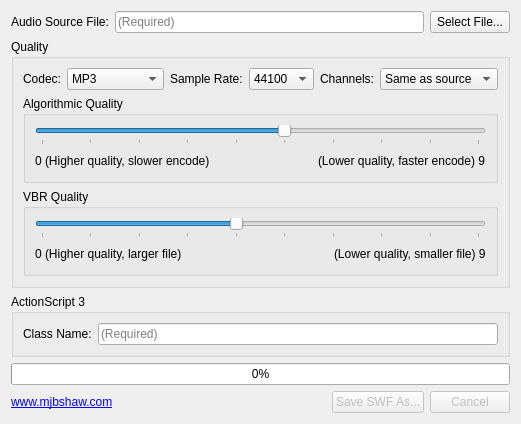
mjbshaw/SWF-MP3-Looper, file SWF-MP3-Looper/SwfMp3Looper.ui: the form before one commit.
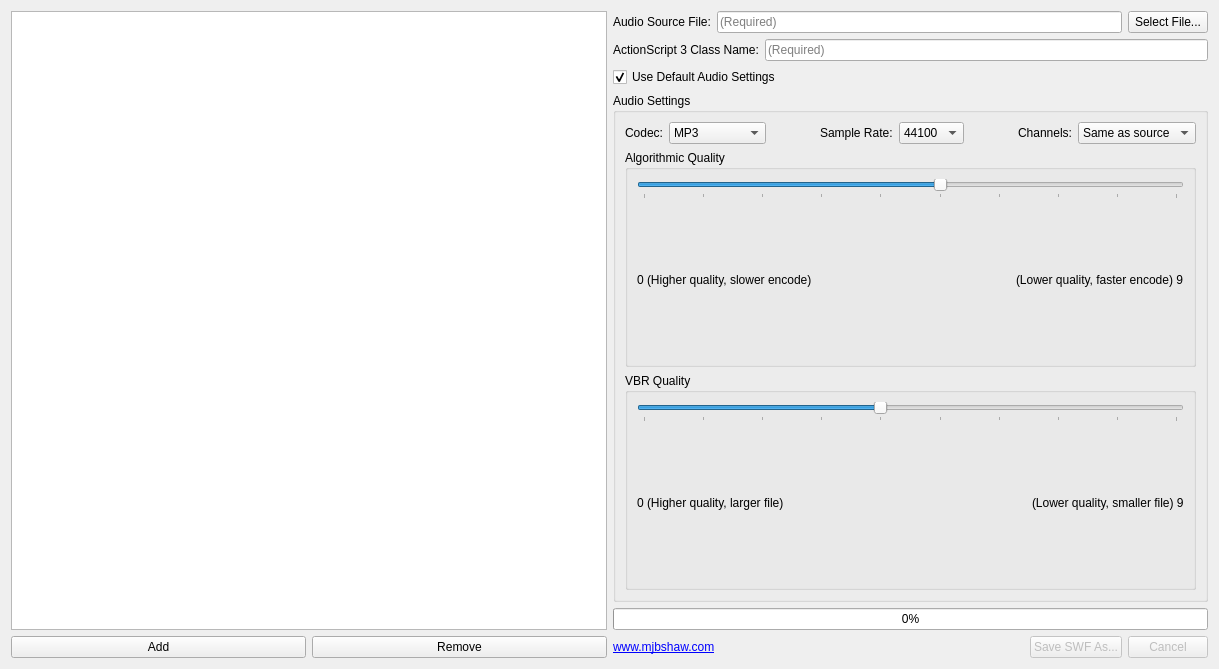
The form after the commit.

Commit message: Setup new UI for multiple source files

The edit to the form file:
```diff
--- a/SWF-MP3-Looper/SwfMp3Looper.ui
+++ b/SWF-MP3-Looper/SwfMp3Looper.ui
@@ -6,13 +6,40 @@
    <rect>
     <x>0</x>
     <y>0</y>
-    <width>474</width>
-    <height>405</height>
+    <width>1219</width>
+    <height>669</height>
    </rect>
   </property>
   <property name="windowTitle">
    <string>Create a looped MP3 in a SWF</string>
   </property>
+  <layout class="QHBoxLayout" name="verticalLayout_999">
+   <item>
+    <layout class="QVBoxLayout" name="verticalLayout_199">
+     <item>
+      <widget class="QListView" name="listView"/>
+     </item>
+     <item>
+      <layout class="QHBoxLayout" name="verticalLayout_799">
+       <item>
+        <widget class="QPushButton" name="pushButton">
+         <property name="text">
+          <string>Add</string>
+         </property>
+        </widget>
+       </item>
+       <item>
+        <widget class="QPushButton" name="pushButton_2">
+         <property name="text">
+          <string>Remove</string>
+         </property>
+        </widget>
+       </item>
+      </layout>
+     </item>
+    </layout>
+   </item>
+   <item>
   <layout class="QVBoxLayout" name="verticalLayout_3">
    <item>
     <layout class="QHBoxLayout" name="horizontalLayout1">
@@ -40,9 +67,37 @@
     </layout>
    </item>
    <item>
-    <widget class="QGroupBox" name="qualityGroupBox">
+      <layout class="QHBoxLayout" name="horizontalLayout_4">
+       <item>
+        <widget class="QLabel" name="labelClassName">
+         <property name="text">
+          <string>ActionScript 3 Class Name:</string>
+         </property>
+        </widget>
+       </item>
+       <item>
+        <widget class="QLineEdit" name="classNameLineEdit">
+         <property name="placeholderText">
+          <string>(Required)</string>
+         </property>
+        </widget>
+       </item>
+      </layout>
+     </item>
+     <item>
+      <widget class="QCheckBox" name="checkBox">
+       <property name="text">
+        <string>Use Default Audio Settings</string>
+       </property>
+       <property name="checked">
+        <bool>true</bool>
+       </property>
+      </widget>
+     </item>
+     <item>
+      <widget class="QGroupBox" name="audioSettingsGroupBox">
      <property name="title">
-      <string>Quality</string>
+        <string>Audio Settings</string>
      </property>
      <layout class="QVBoxLayout" name="verticalLayout">
       <item>
@@ -266,37 +321,6 @@
      </layout>
     </widget>
    </item>
-   <item>
-    <widget class="QGroupBox" name="actionScriptGroupBox">
-     <property name="title">
-      <string>ActionScript 3</string>
-     </property>
-     <layout class="QHBoxLayout" name="horizontalLayout_4">
-      <item>
-       <layout class="QVBoxLayout" name="verticalLayout1">
-        <item>
-         <widget class="QLabel" name="labelClassName">
-          <property name="text">
-           <string>Class Name:</string>
-          </property>
-         </widget>
-        </item>
-       </layout>
-      </item>
-      <item>
-       <layout class="QVBoxLayout" name="verticalLayout2">
-        <item>
-         <widget class="QLineEdit" name="classNameLineEdit">
-          <property name="placeholderText">
-           <string>(Required)</string>
-          </property>
-         </widget>
-        </item>
-       </layout>
-      </item>
-     </layout>
-    </widget>
-   </item>
    <item>
     <widget class="QProgressBar" name="progressBar">
      <property name="value">
@@ -354,6 +378,8 @@
         <string>Cancel</string>
        </property>
       </widget>
+       </item>
+      </layout>
      </item>
     </layout>
    </item>
```
Lines whose indentation alone changed are shown as unchanged.
